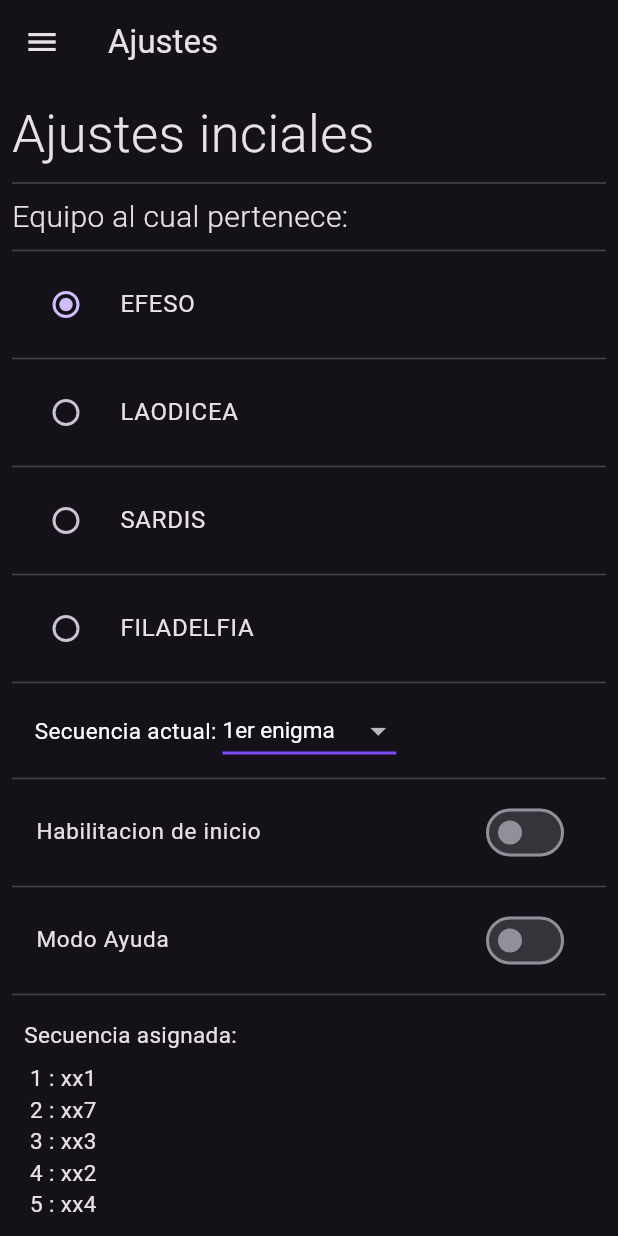
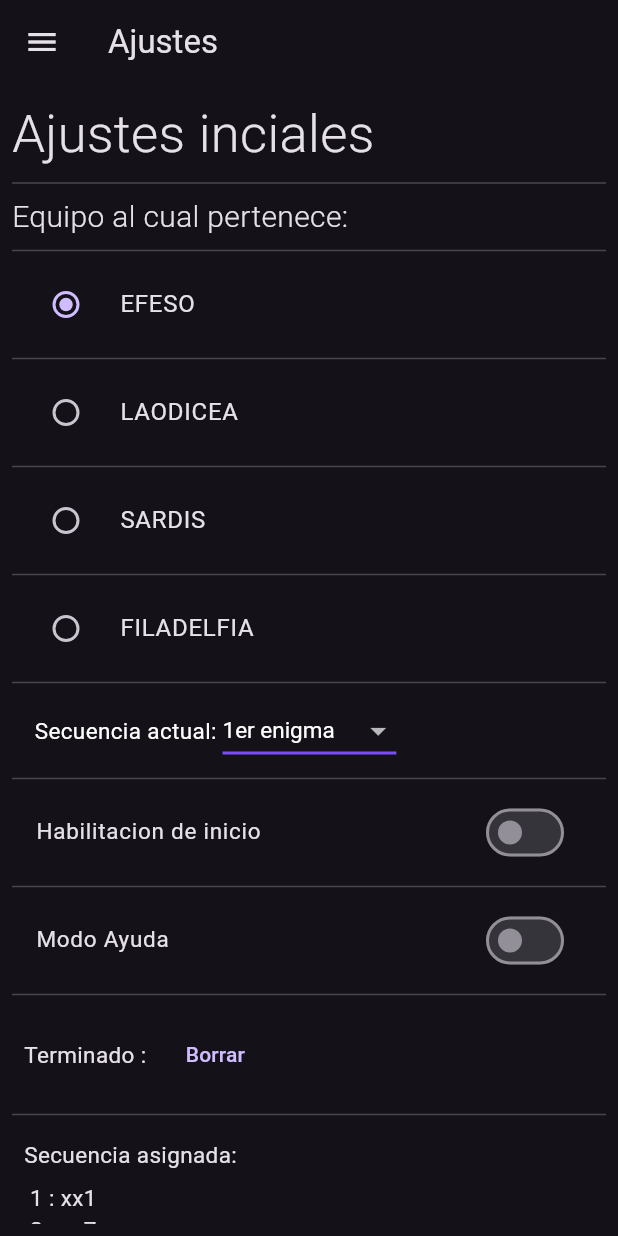
Before and after one commit to alexiscabpa/hcdrs_game, a Flutter app: the SettingsScreen screen opened by its route, on a phone screen of 412 x 824 dp. Run offline on Flutter 3.47's test engine with Material 3 defaults, Android fonts, the light colour scheme and no system bars; our stand-ins replace animate_do, google_maps_flutter, shared_preferences; missing offline and left inert: flutter_barcode_scanner, soundpool; accounts and stored records are empty; network calls fail.

Commit message:
registro de tesoro encontrado

```diff
--- a/lib/screens/settings_screen.dart
+++ b/lib/screens/settings_screen.dart
@@ -213,6 +213,25 @@ class _SettingsScreenState extends State<SettingsScreen> {
                       setState(() {});
                     }),
                 const Divider(),
+                Padding(
+                  padding: EdgeInsets.all(8.0),
+                  child: Row(
+                    children: [
+                      Text(
+                        'Terminado : ${Preferences.termino}',
+                        style: const TextStyle(fontSize: 15),
+                      ),
+                      const SizedBox(width: 10),
+                      TextButton(
+                          onPressed: () {
+                            Preferences.termino = "";
+                            setState(() {});
+                          },
+                          child: const Text('Borrar'))
+                    ],
+                  ),
+                ),
+                const Divider(),
                 const Padding(
                   padding: EdgeInsets.all(8.0),
                   child: Text(
--- a/lib/screens/timer_screen.dart
+++ b/lib/screens/timer_screen.dart
@@ -63,7 +63,7 @@ class _TimerScreenState extends State<TimerScreen> {
                     style: TextStyle(fontSize: 18),
                     textAlign: TextAlign.center,
                   ),
-                  const SizedBox(height: 100),
+                  const SizedBox(height: 70),
                   SizedBox(
                     width: 250,
                     height: 250,
--- a/lib/share_preferencias/preferences.dart
+++ b/lib/share_preferencias/preferences.dart
@@ -6,10 +6,16 @@ class Preferences {
   static int _iglesia = 1;
 
   static String _llave = 'llave';
-
+  static String _termino = '';
   static int _sg = 1;
   static bool _habilitado = false;
   static bool _ayudaMode = false;
+  static List<String> _nombresIgle = [
+    "EFESO",
+    "LAODICEA",
+    "SARDIS",
+    "FILADELFIA"
+  ];
   static List<String> _secuencia = [
     'xx1',
     'xx7',
@@ -35,6 +41,15 @@ class Preferences {
     _prefs.setStringList('secuencia', list);
   }
 
+  static List<String> get nombresIgle {
+    return _prefs.getStringList('nombresIgle') ?? _nombresIgle;
+  }
+
+  static set nombresIgle(List<String> list) {
+    _nombresIgle = list;
+    _prefs.setStringList('nombresIgle', list);
+  }
+
   static String get llave {
     return _prefs.getString('llave') ?? _llave;
   }
@@ -42,6 +57,15 @@ class Preferences {
   static set llave(String key) {
     _llave = key;
     _prefs.setString('llave', key);
+  }
+
+  static String get termino {
+    return _prefs.getString('termino') ?? _termino;
+  }
+
+  static set termino(String key) {
+    _termino = key;
+    _prefs.setString('termino', key);
   }
 
 //  static String get s1 {
--- a/lib/widgets/scan_botton.dart
+++ b/lib/widgets/scan_botton.dart
@@ -23,7 +23,7 @@ class ScanButton extends StatelessWidget {
 
           //String barcodeScanRes = 'geo:-25.349718,-55.692226';
           //String barcodeScanRes ='https://youtu.be/TnVXhA4MDOs?si=rDaNxT8mNBkN7_5a';
-          //String barcodeScanRes = 'xx2';
+          // String barcodeScanRes = 'xx11';
 
           if (barcodeScanRes == -1) {
             return;
```
Also changed, not shown: lib/screens/home_screen.dart (+1 -8 lines), lib/services/enigma_services.dart (+35 -0 lines), lib/utils/utils.dart (+24 -2 lines).
